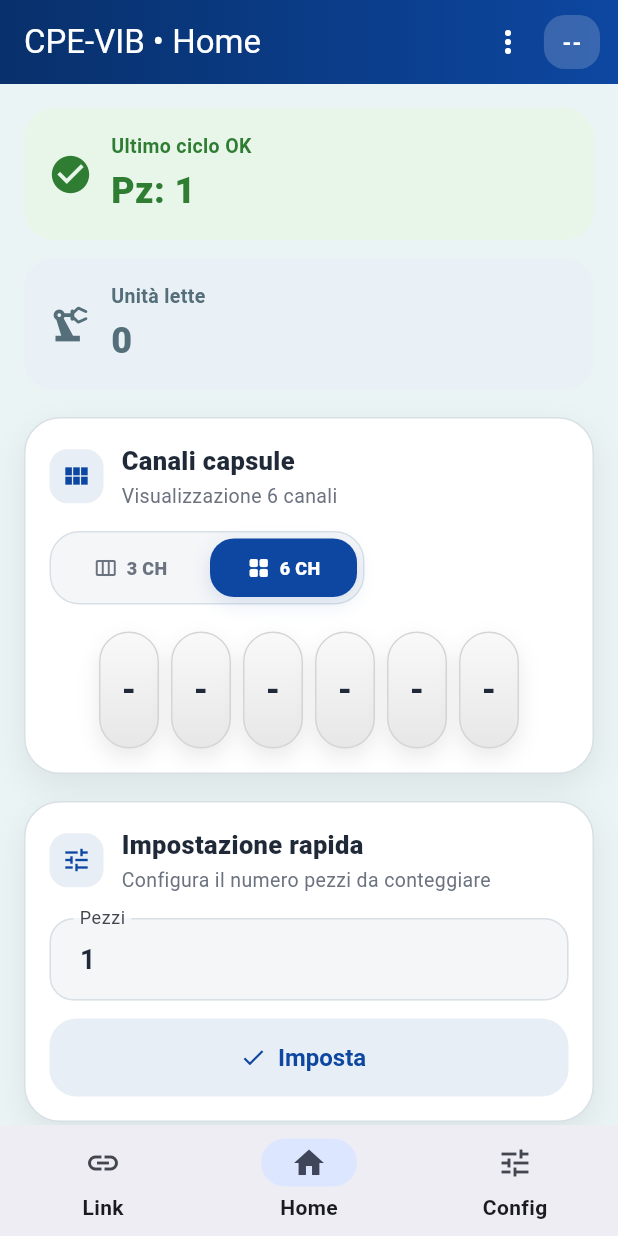
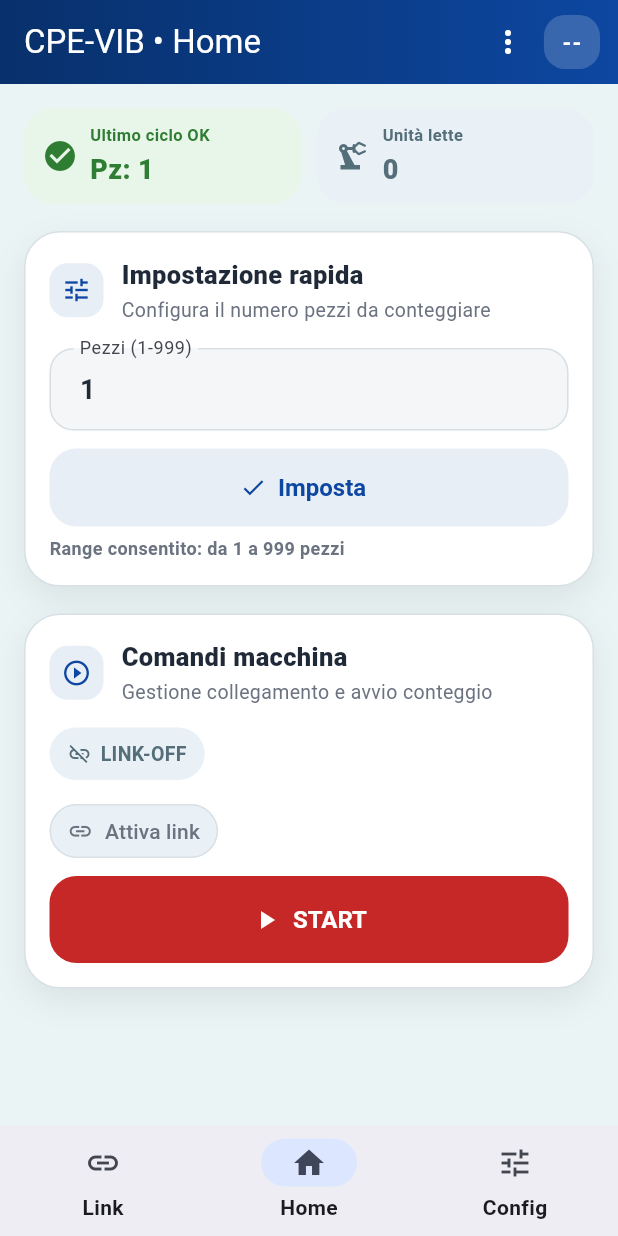
Before and after one commit to Luca0079CM/Pills-Counter-App, a Flutter app: the screen it shows after launch, swiped to page 2, on a phone screen of 412 x 824 dp. Run offline on Flutter 3.47's test engine with Material 3 defaults, Android fonts, the phone set to English and light mode, and no system bars; our stand-ins replace shared_preferences; missing offline and left inert: flutter_ringtone_player.

Commit message:
Restore 999 pezzi limit and fix Home link action reference

```diff
--- a/lib/features/cpe_vib/presentation/controllers/cpe_vib_controller.dart
+++ b/lib/features/cpe_vib/presentation/controllers/cpe_vib_controller.dart
@@ -88,8 +88,9 @@
   }
 
   void setPezzi(int value) {
+    final safeValue = value.clamp(0, 999).toInt();
     _state = _state.copyWith(
-      params: _state.params.copyWith(pezzi: value),
+      params: _state.params.copyWith(pezzi: safeValue),
     );
     notifyListeners();
   }
--- a/lib/features/cpe_vib/presentation/pages/config_page.dart
+++ b/lib/features/cpe_vib/presentation/pages/config_page.dart
@@ -5,6 +5,7 @@
 import '../widgets/log_panel.dart';
 import '../widgets/numeric_input_field.dart';
 import '../widgets/terminal_selector.dart';
+import '../widgets/channels_capsule_card.dart';
 import '../widgets/common/app_page_padding.dart';
 import '../widgets/common/app_primary_button.dart';
 import '../widgets/common/app_secondary_button.dart';
@@ -104,7 +105,7 @@
                   _ResponsiveFieldsGrid(
                     children: [
                       NumericInputField(
-                        label: 'Pezzi',
+                        label: 'Pezzi (1-999)',
                         controller: pezziController,
                       ),
                       NumericInputField(
@@ -202,6 +203,8 @@
                 ],
               ),
             ),
+            const SizedBox(height: AppSpacing.section),
+            ChannelsCapsuleCard(controller: controller),
             const SizedBox(height: AppSpacing.section),
             AppSectionCard(
               child: Column(
--- a/lib/features/cpe_vib/presentation/pages/home_page.dart
+++ b/lib/features/cpe_vib/presentation/pages/home_page.dart
@@ -2,7 +2,6 @@
 import '../controllers/cpe_vib_controller.dart';
 import '../theme/app_colors.dart';
 import '../theme/app_spacing.dart';
-import '../widgets/capsule_view.dart';
 import '../widgets/numeric_input_field.dart';
 import '../widgets/start_result_banner.dart';
 import '../widgets/unit_banner.dart';
@@ -23,6 +22,30 @@
     required this.pezziController,
   });
 
+
+  Widget _buildLinkActionButton({
+    required bool isConnected,
+    required VoidCallback onPressed,
+  }) {
+    return OutlinedButton.icon(
+      onPressed: onPressed,
+      icon: Icon(isConnected ? Icons.link_off : Icons.link, size: 17),
+      label: Text(isConnected ? 'Disattiva link' : 'Attiva link'),
+      style: OutlinedButton.styleFrom(
+        foregroundColor:
+            isConnected ? const Color(0xFF8A6D1F) : AppColors.textSecondary,
+        backgroundColor:
+            isConnected ? const Color(0xFFFFF8E1) : const Color(0xFFEAF1F6),
+        side: BorderSide(
+          color: isConnected ? const Color(0xFFF3D9A4) : AppColors.border,
+        ),
+        padding: const EdgeInsets.symmetric(horizontal: 12, vertical: 10),
+        tapTargetSize: MaterialTapTargetSize.shrinkWrap,
+        visualDensity: const VisualDensity(horizontal: -1, vertical: -1),
+      ),
+    );
+  }
+
   @override
   Widget build(BuildContext context) {
     final state = controller.state;
@@ -35,16 +58,21 @@
             LayoutBuilder(
               builder: (context, constraints) {
                 final compact = constraints.maxWidth < 430;
+                final ultraCompact = constraints.maxWidth < 340;
 
-                if (compact) {
+                if (ultraCompact) {
                   return Column(
                     children: [
                       StartResultBanner(
                         ok: state.startResult.ok,
                         pezzi: state.params.pezzi,
+                        compact: true,
                       ),
-                      const SizedBox(height: 12),
-                      UnitBanner(unita: state.unita),
+                      const SizedBox(height: 10),
+                      UnitBanner(
+                        unita: state.unita,
+                        compact: true,
+                      ),
                     ],
                   );
                 }
@@ -55,43 +83,19 @@
                       child: StartResultBanner(
                         ok: state.startResult.ok,
                         pezzi: state.params.pezzi,
+                        compact: compact,
                       ),
                     ),
-                    const SizedBox(width: 12),
+                    const SizedBox(width: 10),
                     Expanded(
-                      child: UnitBanner(unita: state.unita),
+                      child: UnitBanner(
+                        unita: state.unita,
+                        compact: compact,
+                      ),
                     ),
                   ],
                 );
               },
-            ),
-            const SizedBox(height: AppSpacing.section),
-            AppSectionCard(
-              child: Column(
-                crossAxisAlignment: CrossAxisAlignment.start,
-                children: [
-                  AppSectionHeader(
-                    title: 'Canali capsule',
-                    subtitle: state.settings.sixChannelsMode
-                        ? 'Visualizzazione 6 canali'
-                        : 'Visualizzazione 3 canali',
-                    icon: Icons.view_module,
-                  ),
-                  const SizedBox(height: 14),
-                  Align(
-                    alignment: Alignment.centerLeft,
-                    child: _ChannelsToggle(
-                      isSixChannels: state.settings.sixChannelsMode,
-                      onChanged: (_) => controller.toggleSixChannelsMode(),
-                    ),
-                  ),
-                  const SizedBox(height: 18),
-                  CapsuleView(
-                    values: state.params.capsules,
-                    showSix: state.settings.sixChannelsMode,
-                  ),
-                ],
-              ),
             ),
             const SizedBox(height: AppSpacing.section),
             AppSectionCard(
@@ -112,7 +116,7 @@
                         return Column(
                           children: [
                             NumericInputField(
-                              label: 'Pezzi',
+                              label: 'Pezzi (1-999)',
                               controller: pezziController,
                             ),
                             const SizedBox(height: 12),
@@ -130,7 +134,7 @@
                           Expanded(
                             flex: 2,
                             child: NumericInputField(
-                              label: 'Pezzi',
+                              label: 'Pezzi (1-999)',
                               controller: pezziController,
                             ),
                           ),
@@ -145,6 +149,15 @@
                         ],
                       );
                     },
+                  ),
+                  const SizedBox(height: 6),
+                  const Text(
+                    'Range consentito: da 1 a 999 pezzi',
+                    style: TextStyle(
+                      color: AppColors.textSecondary,
+                      fontSize: 12,
+                      fontWeight: FontWeight.w600,
+                    ),
                   ),
                 ],
               ),
@@ -192,20 +205,11 @@
 
                       if (compact) {
                         return Column(
+                          crossAxisAlignment: CrossAxisAlignment.start,
                           children: [
-                            AppSecondaryButton(
-                              label:
-                              state.isConMode ? 'Disattiva Link' : 'Attiva Link',
-                              icon: state.isConMode
-                                  ? Icons.link_off
-                                  : Icons.link,
+                            _buildLinkActionButton(
+                              isConnected: state.isConMode,
                               onPressed: controller.toggleConMode,
-                              backgroundColor: state.isConMode
-                                  ? const Color(0xFFFFF8E1)
-                                  : const Color(0xFFE8EEF5),
-                              foregroundColor: state.isConMode
-                                  ? const Color(0xFF8A6D1F)
-                                  : AppColors.neutral,
                             ),
                             const SizedBox(height: 12),
                             AppPrimaryButton(
@@ -224,22 +228,11 @@
                       }
 
                       return Row(
+                        crossAxisAlignment: CrossAxisAlignment.end,
                         children: [
-                          Expanded(
-                            child: AppSecondaryButton(
-                              label:
-                              state.isConMode ? 'Disattiva Link' : 'Attiva Link',
-                              icon: state.isConMode
-                                  ? Icons.link_off
-                                  : Icons.link,
-                              onPressed: controller.toggleConMode,
-                              backgroundColor: state.isConMode
-                                  ? const Color(0xFFFFF8E1)
-                                  : const Color(0xFFE8EEF5),
-                              foregroundColor: state.isConMode
-                                  ? const Color(0xFF8A6D1F)
-                                  : AppColors.neutral,
-                            ),
+                          _buildLinkActionButton(
+                            isConnected: state.isConMode,
+                            onPressed: controller.toggleConMode,
                           ),
                           const SizedBox(width: 12),
                           Expanded(
@@ -268,115 +261,3 @@
     );
   }
 }
-
-class _ChannelsToggle extends StatelessWidget {
-  final bool isSixChannels;
-  final ValueChanged<bool> onChanged;
-
-  const _ChannelsToggle({
-    required this.isSixChannels,
-    required this.onChanged,
-  });
-
-  @override
-  Widget build(BuildContext context) {
-    final compact = MediaQuery.sizeOf(context).width < 430;
-
-    Widget segment({
-      required bool selected,
-      required String label,
-      required IconData icon,
-      required VoidCallback onTap,
-    }) {
-      return Expanded(
-        child: AnimatedContainer(
-          duration: const Duration(milliseconds: 180),
-          curve: Curves.easeOut,
-          decoration: BoxDecoration(
-            color: selected ? AppColors.primary : Colors.transparent,
-            borderRadius: BorderRadius.circular(16),
-            boxShadow: selected
-                ? const [
-              BoxShadow(
-                color: Color(0x220D47A1),
-                blurRadius: 10,
-                offset: Offset(0, 4),
-              ),
-            ]
-                : null,
-          ),
-          child: Material(
-            color: Colors.transparent,
-            child: InkWell(
-              borderRadius: BorderRadius.circular(16),
-              onTap: onTap,
-              child: Padding(
-                padding: EdgeInsets.symmetric(
-                  horizontal: compact ? 12 : 14,
-                  vertical: compact ? 11 : 12,
-                ),
-                child: Row(
-                  mainAxisAlignment: MainAxisAlignment.center,
-                  children: [
-                    Icon(
-                      icon,
-                      size: compact ? 16 : 18,
-                      color:
-                      selected ? Colors.white : AppColors.textSecondary,
-                    ),
-                    const SizedBox(width: 6),
-                    Text(
-                      label,
-                      style: TextStyle(
-                        color:
-                        selected ? Colors.white : AppColors.textSecondary,
-                        fontWeight: FontWeight.w800,
-                        fontSize: compact ? 12 : 13,
-                        letterSpacing: 0.2,
-                      ),
-                    ),
-                  ],
-                ),
-              ),
-            ),
-          ),
-        ),
-      );
-    }
-
-    return Container(
-      constraints: BoxConstraints(
-        minWidth: compact ? 170 : 190,
-        maxWidth: compact ? 210 : 230,
-      ),
-      padding: const EdgeInsets.all(4),
-      decoration: BoxDecoration(
-        color: const Color(0xFFF4F6F8),
-        borderRadius: BorderRadius.circular(20),
-        border: Border.all(color: AppColors.border),
-      ),
-      child: Row(
-        mainAxisSize: MainAxisSize.min,
-        children: [
-          segment(
-            selected: !isSixChannels,
-            label: '3 CH',
-            icon: Icons.view_week_outlined,
-            onTap: () {
-              if (isSixChannels) onChanged(false);
-            },
-          ),
-          const SizedBox(width: 4),
-          segment(
-            selected: isSixChannels,
-            label: '6 CH',
-            icon: Icons.grid_view_rounded,
-            onTap: () {
-              if (!isSixChannels) onChanged(true);
-            },
-          ),
-        ],
-      ),
-    );
-  }
-}
--- /dev/null
+++ b/lib/features/cpe_vib/presentation/widgets/channels_capsule_card.dart
@@ -0,0 +1,159 @@
+import 'package:flutter/material.dart';
+import '../controllers/cpe_vib_controller.dart';
+import '../theme/app_colors.dart';
+import '../widgets/capsule_view.dart';
+import '../widgets/common/app_section_card.dart';
+import '../widgets/common/app_section_header.dart';
+
+class ChannelsCapsuleCard extends StatelessWidget {
+  final CpeVibController controller;
+
+  const ChannelsCapsuleCard({
+    super.key,
+    required this.controller,
+  });
+
+  @override
+  Widget build(BuildContext context) {
+    final state = controller.state;
+
+    return AppSectionCard(
+      child: Column(
+        crossAxisAlignment: CrossAxisAlignment.start,
+        children: [
+          AppSectionHeader(
+            title: 'Canali capsule',
+            subtitle: state.settings.sixChannelsMode
+                ? 'Visualizzazione 6 canali'
+                : 'Visualizzazione 3 canali',
+            icon: Icons.view_module,
+          ),
+          const SizedBox(height: 14),
+          Align(
+            alignment: Alignment.centerLeft,
+            child: _ChannelsToggle(
+              isSixChannels: state.settings.sixChannelsMode,
+              onChanged: (_) => controller.toggleSixChannelsMode(),
+            ),
+          ),
+          const SizedBox(height: 18),
+          CapsuleView(
+            values: state.params.capsules,
+            showSix: state.settings.sixChannelsMode,
+          ),
+        ],
+      ),
+    );
+  }
+}
+
+class _ChannelsToggle extends StatelessWidget {
+  final bool isSixChannels;
+  final ValueChanged<bool> onChanged;
+
+  const _ChannelsToggle({
+    required this.isSixChannels,
+    required this.onChanged,
+  });
+
+  @override
+  Widget build(BuildContext context) {
+    final compact = MediaQuery.sizeOf(context).width < 430;
+
+    Widget segment({
+      required bool selected,
+      required String label,
+      required IconData icon,
+      required VoidCallback onTap,
+    }) {
+      return Expanded(
+        child: AnimatedContainer(
+          duration: const Duration(milliseconds: 180),
+          curve: Curves.easeOut,
+          decoration: BoxDecoration(
+            color: selected ? AppColors.primary : Colors.transparent,
+            borderRadius: BorderRadius.circular(16),
+            boxShadow: selected
+                ? const [
+                    BoxShadow(
+                      color: Color(0x220D47A1),
+                      blurRadius: 10,
+                      offset: Offset(0, 4),
+                    ),
+                  ]
+                : null,
+          ),
+          child: Material(
+            color: Colors.transparent,
+            child: InkWell(
+              borderRadius: BorderRadius.circular(16),
+              onTap: onTap,
+              child: Padding(
+                padding: EdgeInsets.symmetric(
+                  horizontal: compact ? 12 : 14,
+                  vertical: compact ? 11 : 12,
+                ),
+                child: Row(
+                  mainAxisAlignment: MainAxisAlignment.center,
+                  children: [
+                    Icon(
+                      icon,
+                      size: compact ? 16 : 18,
+                      color: selected ? Colors.white : AppColors.textSecondary,
+                    ),
+                    const SizedBox(width: 6),
+                    Text(
+                      label,
+                      style: TextStyle(
+                        color:
+                            selected ? Colors.white : AppColors.textSecondary,
+                        fontWeight: FontWeight.w800,
+                        fontSize: compact ? 12 : 13,
+                        letterSpacing: 0.2,
+                      ),
+                    ),
+                  ],
+                ),
+              ),
+            ),
+          ),
+        ),
+      );
+    }
+
+    return Container(
+      constraints: BoxConstraints(
+        minWidth: compact ? 170 : 190,
+        maxWidth: compact ? 210 : 230,
+      ),
+      padding: const EdgeInsets.all(4),
+      decoration: BoxDecoration(
+        color: const Color(0xFFF4F6F8),
+        borderRadius: BorderRadius.circular(20),
+        border: Border.all(color: AppColors.border),
+      ),
+      child: Row(
+        mainAxisSize: MainAxisSize.min,
+        children: [
+          segment(
+            selected: !isSixChannels,
+            label: '3 CH',
+            icon: Icons.view_week_outlined,
+            onTap: () {
+              if (isSixChannels) onChanged(false);
+            },
+          ),
+          const SizedBox(width: 4),
+          segment(
+            selected: isSixChannels,
+            label: '6 CH',
+            icon: Icons.grid_view_rounded,
+            onTap: () {
+              if (!isSixChannels) onChanged(true);
+            },
+          ),
+        ],
+      ),
+    );
+  }
+}
--- a/lib/features/cpe_vib/presentation/widgets/start_result_banner.dart
+++ b/lib/features/cpe_vib/presentation/widgets/start_result_banner.dart
@@ -4,11 +4,13 @@
 class StartResultBanner extends StatelessWidget {
   final bool ok;
   final int pezzi;
+  final bool compact;
 
   const StartResultBanner({
     super.key,
     required this.ok,
     required this.pezzi,
+    this.compact = false,
   });
 
   @override
@@ -18,15 +20,15 @@
     final icon = ok ? Icons.check_circle : Icons.cancel;
 
     return Container(
-      padding: const EdgeInsets.all(16),
+      padding: EdgeInsets.symmetric(horizontal: compact ? 12 : 16, vertical: compact ? 10 : 16),
       decoration: BoxDecoration(
         color: bg,
         borderRadius: BorderRadius.circular(20),
       ),
       child: Row(
         children: [
-          Icon(icon, color: fg, size: 30),
-          const SizedBox(width: 12),
+          Icon(icon, color: fg, size: compact ? 24 : 30),
+          SizedBox(width: compact ? 8 : 12),
           Expanded(
             child: Column(
               crossAxisAlignment: CrossAxisAlignment.start,
@@ -37,16 +39,16 @@
                   style: TextStyle(
                     color: fg,
                     fontWeight: FontWeight.w700,
-                    fontSize: 13,
+                    fontSize: compact ? 11 : 13,
                   ),
                 ),
-                const SizedBox(height: 3),
+                SizedBox(height: compact ? 2 : 3),
                 Text(
                   'Pz: $pezzi',
                   style: TextStyle(
                     color: fg,
                     fontWeight: FontWeight.w800,
-                    fontSize: 24,
+                    fontSize: compact ? 18 : 24,
                   ),
                 ),
               ],
--- a/lib/features/cpe_vib/presentation/widgets/unit_banner.dart
+++ b/lib/features/cpe_vib/presentation/widgets/unit_banner.dart
@@ -3,48 +3,50 @@
 
 class UnitBanner extends StatelessWidget {
   final int unita;
+  final bool compact;
 
   const UnitBanner({
     super.key,
     required this.unita,
+    this.compact = false,
   });
 
   @override
   Widget build(BuildContext context) {
     return Container(
-      padding: const EdgeInsets.all(16),
+      padding: EdgeInsets.symmetric(horizontal: compact ? 12 : 16, vertical: compact ? 10 : 16),
       decoration: BoxDecoration(
         color: const Color(0xFFEAF1F6),
         borderRadius: BorderRadius.circular(20),
       ),
       child: Row(
         children: [
-          const Icon(
+          Icon(
             Icons.precision_manufacturing,
             color: AppColors.neutral,
-            size: 30,
+            size: compact ? 24 : 30,
           ),
-          const SizedBox(width: 12),
+          SizedBox(width: compact ? 8 : 12),
           Expanded(
             child: Column(
               crossAxisAlignment: CrossAxisAlignment.start,
               mainAxisAlignment: MainAxisAlignment.center,
               children: [
-                const Text(
+                Text(
                   'Unità lette',
                   style: TextStyle(
                     color: AppColors.neutral,
                     fontWeight: FontWeight.w700,
-                    fontSize: 13,
+                    fontSize: compact ? 11 : 13,
                   ),
                 ),
-                const SizedBox(height: 3),
+                SizedBox(height: compact ? 2 : 3),
                 Text(
                   '$unita',
-                  style: const TextStyle(
+                  style: TextStyle(
                     color: AppColors.neutral,
                     fontWeight: FontWeight.w800,
-                    fontSize: 24,
+                    fontSize: compact ? 18 : 24,
                   ),
                 ),
               ],
```
